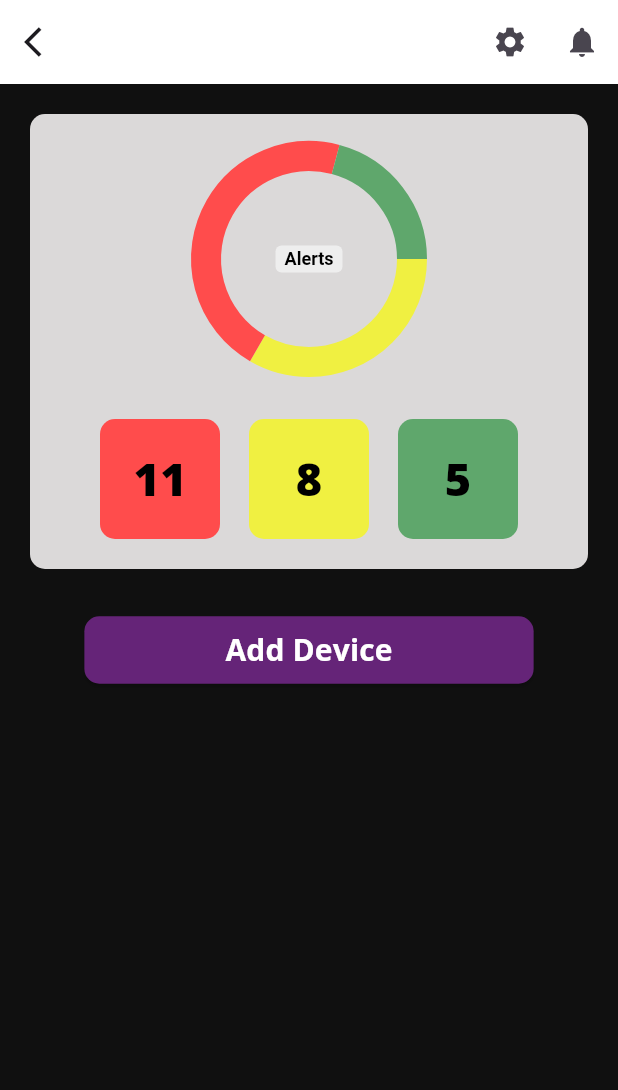
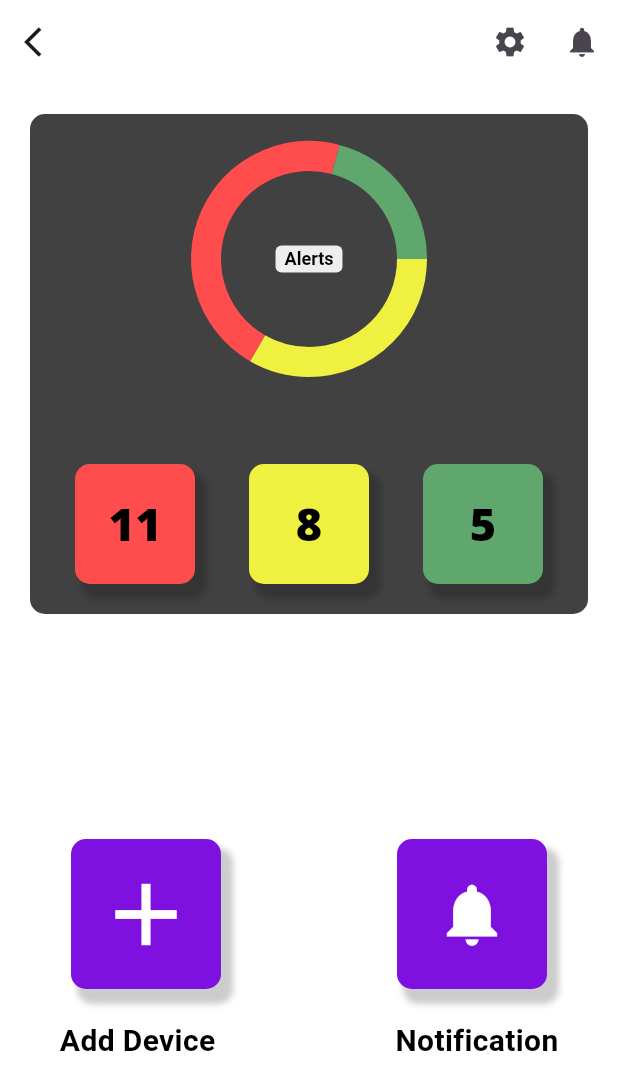
Before and after one commit to AlthafNazeel/R.A.V.E.N, a Flutter app: the HomePage screen opened directly, on a phone screen of 412 x 824 dp. Shown: the top 1090 px of the screen. Run offline on Flutter 3.47's test engine with Material 3 defaults, Android fonts, the light colour scheme and no system bars; drawn by our look-alikes of pie_chart; our stand-ins replace bloc, cloud_firestore, firebase_core, firebase_messaging, firebase_storage, flutter_bloc and 2 more; accounts and stored records are empty.

Commit message:
home page final ui

```diff
--- a/raven_frontend/lib/Pages/homePage.dart
+++ b/raven_frontend/lib/Pages/homePage.dart
@@ -70,10 +70,10 @@ class _HomePageState extends State<HomePage> {
         centerTitle: true,
       ),
         // resizeToAvoidBottomInset: false,
-      backgroundColor: const Color.fromARGB(255, 0, 0, 0),
+      // backgroundColor: Color.fromARGB(255, 130, 48, 48),
       body: Center(
         child: Container(
-          color: const Color.fromARGB(255, 16, 16, 16),
+          color: Color.fromARGB(255, 255, 255, 255),
           padding: const EdgeInsets.all(20),
           child: Column(
             children: [
@@ -81,7 +81,7 @@ class _HomePageState extends State<HomePage> {
               Container(
                  decoration: BoxDecoration(
                   borderRadius: BorderRadius.circular(10),
-                  color: const Color.fromARGB(255, 219, 217, 217),
+                  color: Color.fromRGBO(65, 65, 65, 1),
                 ),
                 padding: const EdgeInsets.all(20),
                 child: Column(
@@ -101,7 +101,7 @@ class _HomePageState extends State<HomePage> {
                       ),
                       legendOptions: const LegendOptions(showLegends: false),
                     ),
-                    const SizedBox(height: 30),
+                    const SizedBox(height: 60),
 
                     // Text Containers with Vertical Dividers
                     Row(
@@ -110,10 +110,17 @@ class _HomePageState extends State<HomePage> {
                         Container(
                           width: 80,
                           height: 80,
-                          margin: const EdgeInsets.only(left: 25),
                           decoration: BoxDecoration(
                             color: const Color.fromRGBO(255, 76, 76, 1),
                             borderRadius: BorderRadius.circular(10),
+                            boxShadow: [
+                              BoxShadow(
+                                color: Colors.black.withOpacity(0.2),
+                                spreadRadius: 2,
+                                blurRadius: 3,
+                                offset: Offset(6,8), // changes position of shadow
+                              ),
+                            ],
                           ),
                           child: Center(
                             child: Text("11", style: AppFonts.piechart()),
@@ -131,6 +138,14 @@ class _HomePageState extends State<HomePage> {
                           decoration: BoxDecoration(
                             color: const Color.fromRGBO(240, 240, 65, 1),
                             borderRadius: BorderRadius.circular(10),
+                            boxShadow: [
+                              BoxShadow(
+                                color: Colors.black.withOpacity(0.2),
+                                spreadRadius: 2,
+                                blurRadius: 3,
+                                offset: Offset(6,8), // changes position of shadow
+                              ),
+                            ],
                           ),
                           child: Center(
                             child: Text("8", style: AppFonts.piechart()),
@@ -143,10 +158,17 @@ class _HomePageState extends State<HomePage> {
                         Container(
                           width: 80,
                           height: 80,
-                          margin: const EdgeInsets.only(right: 25),
                           decoration: BoxDecoration(
                             color: const Color.fromARGB(255, 95, 167, 108),
                             borderRadius: BorderRadius.circular(10),
+                            boxShadow: [
+                              BoxShadow(
+                                color: Colors.black.withOpacity(0.2),
+                                spreadRadius: 2,
+                                blurRadius: 3,
+                                offset: Offset(6,8), // changes position of shadow
+                              ),
+                            ],
                           ),
                           child: Center(
                             child: Text("5", style: AppFonts.piechart()),
@@ -157,29 +179,97 @@ class _HomePageState extends State<HomePage> {
                   ],
                 ),
               ),
-              const SizedBox(height: 30),
 
-              ElevatedButton(
+              const SizedBox(height: 150),
+
+              Row(
+                mainAxisAlignment: MainAxisAlignment.spaceEvenly,
+                children: [
+                  Container(
+                    width: 100,
+                    height: 100,
+                    margin: const EdgeInsets.only(right: 90),
+                    decoration: BoxDecoration(
+                      color: const Color.fromRGBO(127, 17, 224, 1),
+                      borderRadius: BorderRadius.circular(10),
+                      boxShadow: [
+                        BoxShadow(
+                          color: Colors.black.withOpacity(0.2),
+                          spreadRadius: 2,
+                          blurRadius: 3,
+                          offset: Offset(6,8), // changes position of shadow
+                        ),
+                      ],
+                    ),
+                    child: Center(
+                      child: IconButton(
+                        icon: Icon(
+                          Icons.add,
+                          size: 70, // Increase the size of the icon
+                          color: Colors.white, // Change the color of the icon
+                        ),
                         onPressed: () {
-                  // Navigate to the next page
-                  Navigator.pushNamed(context, '/add_device');
+                          // Add your onPressed action here
                         },
-                style: ElevatedButton.styleFrom(
-                  backgroundColor:const Color.fromARGB(255, 101, 36, 120), // Set the button color
-                  shape: RoundedRectangleBorder(
-                    borderRadius: BorderRadius.circular(10), // Set the border radius
                       ),
                     ),
-                child: Container(
-                  padding: const EdgeInsets.symmetric(
-                    horizontal: 70,
-                    vertical: 8,
                   ),
+
+                  Container(
+                    width: 100,
+                    height: 100,
+                    decoration: BoxDecoration(
+                      color: const Color.fromRGBO(127, 17, 224, 1),
+                      borderRadius: BorderRadius.circular(10),
+                      boxShadow: [
+                        BoxShadow(
+                          color: Colors.black.withOpacity(0.2),
+                          spreadRadius: 2,
+                          blurRadius: 3,
+                          offset: Offset(6,8), // changes position of shadow
+                        ),
+                      ],
+                    ),
+                    child: Center(
+                      child: Column(
+                        mainAxisAlignment: MainAxisAlignment.center,
+                        children: [
+                          IconButton(
+                            icon: Icon(
+                              Icons.notifications,
+                              size: 50, // Increase the size of the icon
+                              color: Colors.white, // Change the color of the icon
+                            ),
+                            onPressed: () {
+                              // Add your onPressed action for adding here
+                            },
+                          ),
+                        ],
+                      ),
+                    ),
+                  ),
+                ],
+              ),
+              Row(
+                mainAxisAlignment: MainAxisAlignment.center,
+                children: [
+                  Container(
+                    margin: const EdgeInsets.only(right: 90,top: 20),
+
                     child: Text(
                       'Add Device',
-                    style: AppFonts.ButtonFont(),
+                      style: TextStyle(fontSize: 20,fontWeight: FontWeight.w700, color: Colors.black),
                     ),
                   ),
+                  Container(
+                    margin: const EdgeInsets.only(top: 20),
+                    padding: EdgeInsets.only(left: 30),
+                    child: Text(
+                      'Notification',
+                      style: TextStyle(fontSize: 20,fontWeight: FontWeight.w700, color: Colors.black),
+                    ),
+                  ),
+                ],
               ),
             ],
           ),
```
Lines whose indentation alone changed are shown as unchanged.
